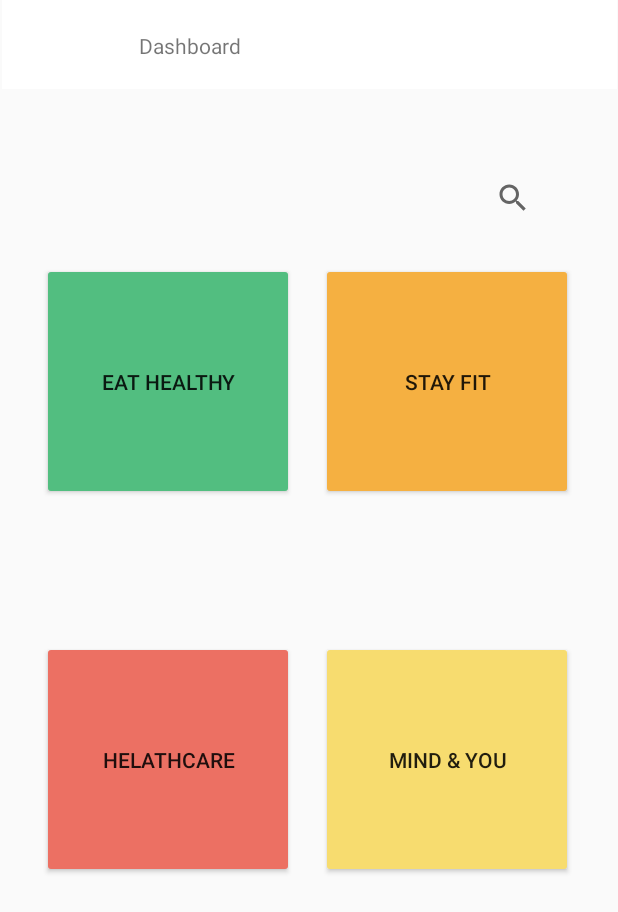
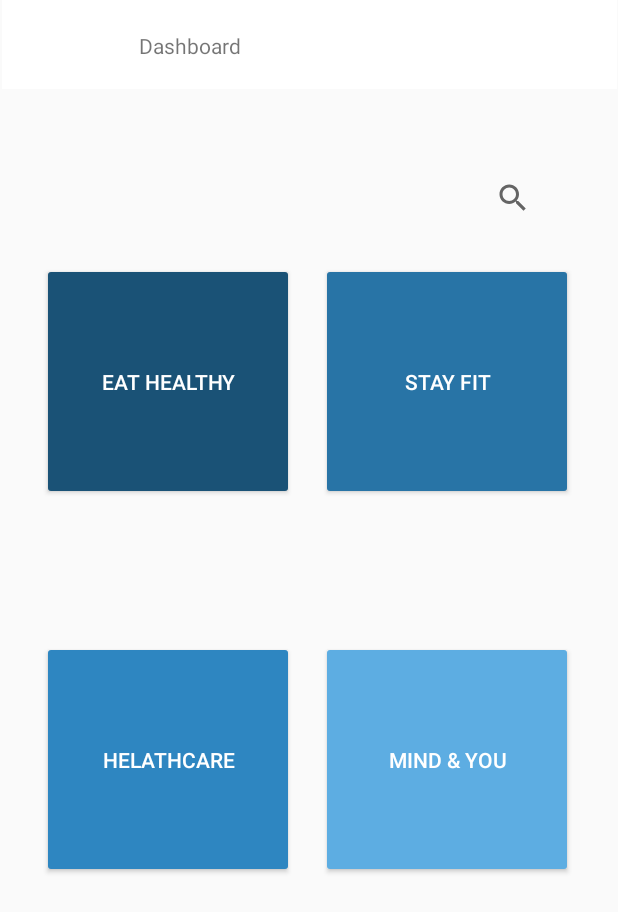
Before and after one commit to IT21010576/Ease_Off_App, an Android app: the MainDashboard screen opened directly, with no data from a screen before it, on a phone screen of 412 x 824 dp. Shown: the top 912 px of the screen. Run offline under Robolectric (Android 15) with nearby library versions, the phone set to English and light mode, and no system bars.

Commit message:
commit siyumi

```diff
--- a/app/src/main/AndroidManifest.xml
+++ b/app/src/main/AndroidManifest.xml
@@ -13,6 +13,9 @@
         android:supportsRtl="true"
         android:theme="@style/Theme.EaseOffApplication"
         tools:targetApi="31">
+        <activity
+            android:name=".MedicineLists"
+            android:exported="false" />
         <activity
             android:name=".healthcare"
             android:exported="false" />
--- a/app/src/main/res/layout/activity_main_dashboard.xml
+++ b/app/src/main/res/layout/activity_main_dashboard.xml
@@ -12,6 +12,7 @@
         android:layout_height="158dp"
         android:backgroundTint="@color/DashboardCol1"
         android:text="@string/EathealthyLbl"
+        android:textColor="@color/white"
         app:layout_constraintBottom_toBottomOf="parent"
         app:layout_constraintEnd_toEndOf="parent"
         app:layout_constraintHorizontal_bias="0.115"
@@ -27,6 +28,7 @@
         android:onClick="moveToHealthcare"
         android:text="@string/HelathcareLbl"
         app:layout_constraintBottom_toBottomOf="parent"
+        android:textColor="@color/white"
         app:layout_constraintEnd_toEndOf="parent"
         app:layout_constraintHorizontal_bias="0.115"
         app:layout_constraintStart_toStartOf="parent"
@@ -40,6 +42,7 @@
         android:backgroundTint="@color/DashboardCol4"
         android:text="@string/MindYouLbl"
         app:layout_constraintBottom_toBottomOf="parent"
+        android:textColor="@color/white"
         app:layout_constraintEnd_toEndOf="parent"
         app:layout_constraintHorizontal_bias="0.876"
         app:layout_constraintStart_toStartOf="parent"
@@ -53,6 +56,7 @@
         android:backgroundTint="@color/DashboardCol2"
         android:text="@string/StayfitLbl"
         app:layout_constraintBottom_toBottomOf="parent"
+        android:textColor="@color/white"
         app:layout_constraintEnd_toEndOf="parent"
         app:layout_constraintHorizontal_bias="0.876"
         app:layout_constraintStart_toStartOf="parent"
--- a/app/src/main/res/values/colors.xml
+++ b/app/src/main/res/values/colors.xml
@@ -9,8 +9,16 @@
     <color name="white">#FFFFFFFF</color>
     <color name="GreenBtn">#228B22</color>
     <color name="LightGreen">#AFE1AF</color>
-    <color name="DashboardCol1">#52BE80</color>
-    <color name="DashboardCol2">#F5B041</color>
-    <color name="DashboardCol3">#EC7063</color>
-    <color name="DashboardCol4">#F7DC6F</color>
+    <color name="DashboardCol1">#1A5276</color>
+    <color name="DashboardCol2">#2874A6 </color>
+    <color name="DashboardCol3">#2E86C1</color>
+    <color name="DashboardCol4">#5DADE2</color>
+    <color name="IndividualDashboardCol1">#A9CCE3</color>
+    <color name="IndividualDashboardCol2">#AED6F1</color>
+    <color name="IndividualDashboardCol3">#D6EAF8</color>
+    <color name="IndividualDashboardCol4">#EAF2F8</color>
+    <color name="ThemeCol1Btn">#5499C7</color>
+    <color name="ThemeCol2">#5DADE2</color>
+    <color name="ThemeCol3">#A9CCE3</color>
+    <color name="ThemeCol4">#D6EAF8</color>
 </resources>
--- a/app/src/main/res/values/strings.xml
+++ b/app/src/main/res/values/strings.xml
@@ -30,4 +30,5 @@
     <string name="DashboardLbl">Dashboard</string>
     <!-- TODO: Remove or change this placeholder text -->
     <string name="hello_blank_fragment">Hello blank fragment</string>
+    <string name="AddScheduleBtn">Add Schedule</string>
 </resources>
```
